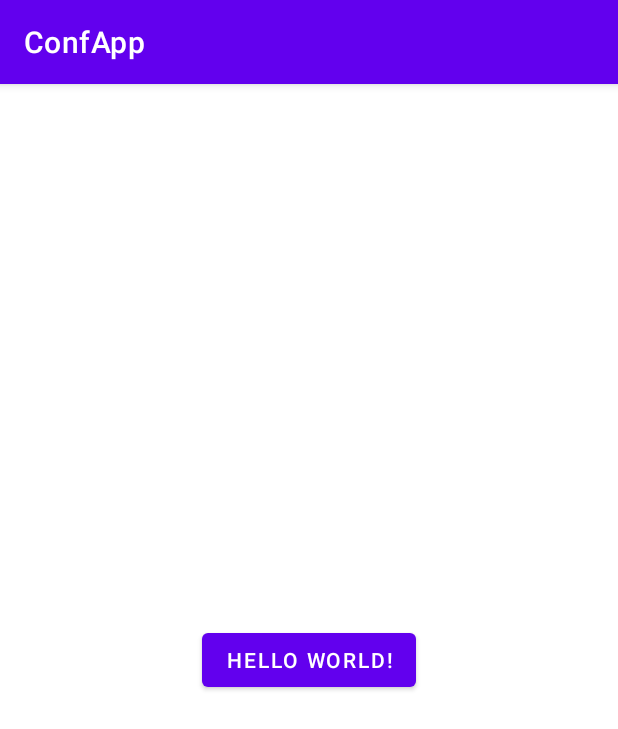
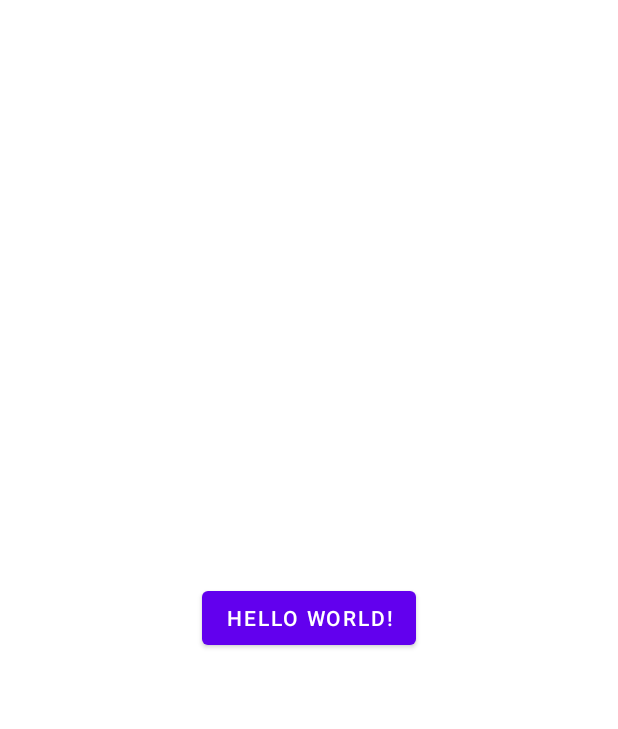
Before and after one commit to stepanenkos/confapp, an Android app: the screen it shows after launch (MainActivity), on a phone screen of 412 x 824 dp. Shown: the top 729 px of the screen. Run offline under Robolectric (Android 15) with nearby library versions, the phone set to English and light mode, and no system bars.

Commit message:
Added colors, dimens, strings resources

```diff
--- a/app/src/main/res/values/colors.xml
+++ b/app/src/main/res/values/colors.xml
@@ -7,4 +7,8 @@
     <color name="teal_700">#FF018786</color>
     <color name="black">#FF000000</color>
     <color name="white">#FFFFFFFF</color>
+    <color name="background_color">#051021</color>
+    <color name="hello_activity_color_black_text">#1C1819</color>
+    <color name="hello_activity_color_button_continue_enabled">#2A81DD</color>
+    <color name="hello_activity_color_button_continue_disabled">#FFFFFFFF</color>
 </resources>
--- a/app/src/main/res/values/strings.xml
+++ b/app/src/main/res/values/strings.xml
@@ -1,3 +1,6 @@
 <resources>
     <string name="app_name">ConfApp</string>
+    <string name="activity_hello_string_what_is_your_name">Как тебя зовут?</string>
+    <string name="activity_hello_string_hint_enter_your_name">Введи имя</string>
+    <string name="activity_hello_string_button_continue">Продолжить</string>
 </resources>
--- a/app/src/main/res/values/themes.xml
+++ b/app/src/main/res/values/themes.xml
@@ -10,6 +10,9 @@
         <item name="colorSecondaryVariant">@color/teal_700</item>
         <item name="colorOnSecondary">@color/black</item>
         <!-- Status bar color. -->
+        <item name="windowActionBar">false</item>
+        <item name="windowNoTitle">true</item>
+        <item name="android:windowFullscreen">true</item>
         <item name="android:statusBarColor" tools:targetApi="l">?attr/colorPrimaryVariant</item>
         <!-- Customize your theme here. -->
     </style>
```
Also changed, not shown: app/src/main/res/values/dimens.xml (added, +8 -0 lines).
